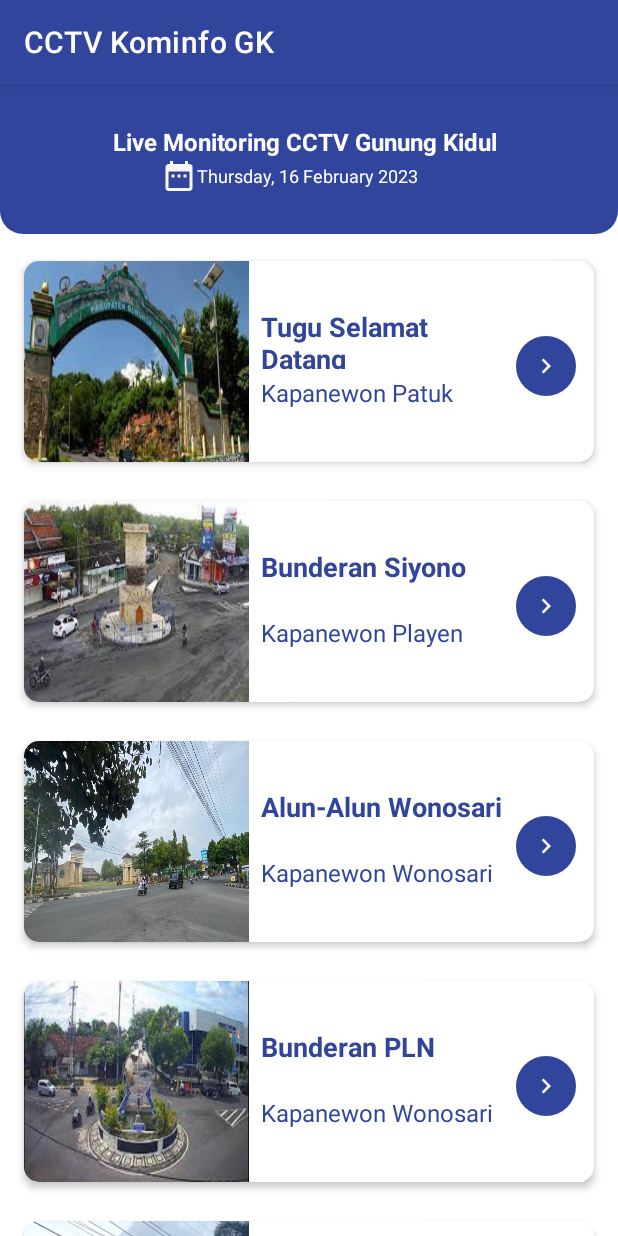
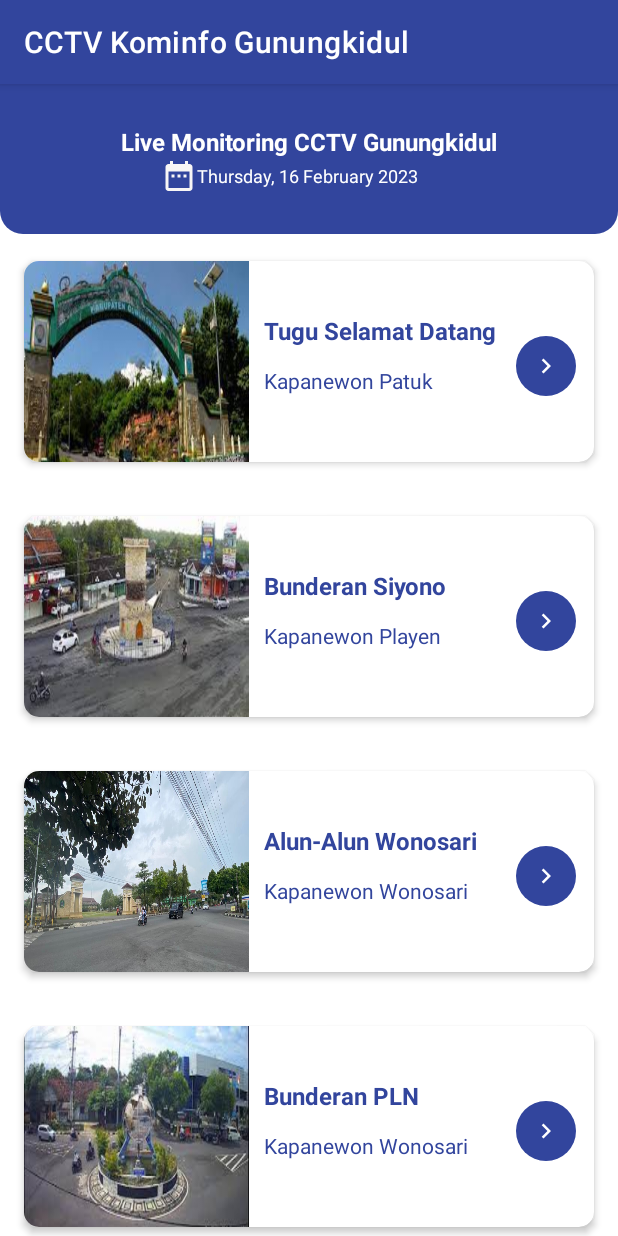
Before and after one commit to Magaretha14/CCTV2, an Android app: the screen it shows after launch (MainActivity), on a phone screen of 412 x 824 dp. Run offline under Robolectric (Android 15) with nearby library versions, the phone set to English and light mode, and no system bars.

Commit message:
final project

```diff
--- a/app/src/main/java/com/example/cctv2/MainActivity.java
+++ b/app/src/main/java/com/example/cctv2/MainActivity.java
@@ -16,7 +16,7 @@ public class MainActivity extends AppCompatActivity {
     RecyclerView recyclerview;
     TextView tvIni;
 
-    String s1[], s2[], link[];
+    String s1[], s2[];
     int img[] = {R.drawable.tugu_welcome_gk, R.drawable.bunderan_siyono, R.drawable.alun_wono, R.drawable.bunderan_pln,
             R.drawable.simpang4rsud, R.drawable.jalanbaronmulo, R.drawable.simpanggading,R.drawable.manthousplayen, R.drawable.pantaibaron, R.drawable.pantaikukup};
 
@@ -31,7 +31,7 @@ public class MainActivity extends AppCompatActivity {
         s2 = getResources().getStringArray(R.array.kapanewon);
         //link = getResources().getStringArray(R.array.linkVideo);
 
-        cctvAdapter cctvadap = new cctvAdapter(this, s1,s2,img, link);
+        cctvAdapter cctvadap = new cctvAdapter(this, s1,s2,img);
         recyclerview.setAdapter(cctvadap);
         recyclerview.setLayoutManager(new LinearLayoutManager(this));
 
--- a/app/src/main/java/com/example/cctv2/cctvAdapter.java
+++ b/app/src/main/java/com/example/cctv2/cctvAdapter.java
@@ -1,5 +1,6 @@
 package com.example.cctv2;
 
+import android.annotation.SuppressLint;
 import android.content.Context;
 import android.content.Intent;
 import android.view.LayoutInflater;
@@ -15,16 +16,15 @@ import androidx.recyclerview.widget.RecyclerView;
 
 public class cctvAdapter extends RecyclerView.Adapter<cctvAdapter.MyViewHolder> {
 
-    String data1[], data2[], videoUrl[];
+    String data1[], data2[];
     int images[];
     Context context;
 
-    public cctvAdapter(Context ct, String[] s1, String[] s2, int[] img, String[] link){
+    public cctvAdapter(Context ct, String[] s1, String[] s2, int[] img){
         context = ct;
         data1 = s1;
         data2 = s2;
         images = img;
-        //videoUrl = link;
 
     }
     @NonNull
@@ -36,30 +36,20 @@ public class cctvAdapter extends RecyclerView.Adapter<cctvAdapter.MyViewHolder>
     }
 
     @Override
-    public void onBindViewHolder(@NonNull MyViewHolder holder, int position) {
+    public void onBindViewHolder(@NonNull MyViewHolder holder, @SuppressLint("RecyclerView") int position) {
         holder.myText1.setText(data1[position]);
         holder.myText2.setText(data2[position]);
         holder.myImage.setImageResource(images[position]);
 
-        holder.itemView.setOnClickListener(new View.OnClickListener() {
+        holder.myCardview.setOnClickListener(new View.OnClickListener() {
             @Override
             public void onClick(View view) {
                 Intent intent = new Intent(context, ViewCCTV.class);
                 intent.putExtra("data1", data1[position]);
                 intent.putExtra("data2", data2[position]);
-                //intent.putExtra("videoUrl", videoUrl[position]);
-                //intent.putExtra("position",position);
                 context.startActivity(intent);
             }
         });
-
-        /*holder.myCardview.setOnClickListener(new View.OnClickListener() {
-            @Override
-            public void onClick(View view) {
-                Intent intent = new Intent(context, ViewCCTV.class);
-                context.startActivity(intent);
-            }
-        });*/
 
     }
 
--- a/app/src/main/res/layout/activity_main.xml
+++ b/app/src/main/res/layout/activity_main.xml
@@ -45,7 +45,7 @@
                     android:layout_width="match_parent"
                     android:layout_height="wrap_content"
                     android:gravity="center"
-                    android:text="Live Monitoring CCTV Gunung Kidul"
+                    android:text="Live Monitoring CCTV Gunungkidul"
                     android:textColor="@color/white"
                     android:textSize="16sp"
                     android:textStyle="bold" />
--- a/app/src/main/res/layout/my_row.xml
+++ b/app/src/main/res/layout/my_row.xml
@@ -1,5 +1,5 @@
 <?xml version="1.0" encoding="utf-8"?>
-<androidx.constraintlayout.widget.ConstraintLayout xmlns:android="http://schemas.android.com/apk/res/android"
+<LinearLayout xmlns:android="http://schemas.android.com/apk/res/android"
     xmlns:app="http://schemas.android.com/apk/res-auto"
     xmlns:tools="http://schemas.android.com/tools"
     android:orientation="vertical"
@@ -26,22 +26,27 @@
 
             <TextView
                 android:id="@+id/txAreacctv"
-                android:layout_width="159dp"
-                android:layout_height="43dp"
-                android:layout_alignParentStart="true"
-                android:layout_alignParentTop="true"
-                android:layout_alignParentEnd="true"
-                android:layout_alignParentBottom="true"
+                android:layout_width="wrap_content"
+                android:layout_height="wrap_content"
                 android:layout_gravity="center"
-                android:layout_marginStart="158dp"
-                android:layout_marginTop="31dp"
-                android:layout_marginEnd="58dp"
-                android:layout_marginBottom="62dp"
+                android:layout_marginStart="160dp"
+                android:layout_marginTop="35dp"
                 android:layout_weight="1"
-                android:text="Tugu Selamat Datang Gunungkidul"
+                android:text="Area CCTV"
                 android:textColor="@color/biru_tua"
-                android:textSize="18sp"
+                android:textSize="16sp"
                 android:textStyle="bold" />
+
+            <TextView
+                android:id="@+id/txKapanewon"
+                android:layout_width="wrap_content"
+                android:layout_height="wrap_content"
+                android:layout_marginStart="160dp"
+                android:layout_marginTop="70dp"
+                android:layout_weight="1"
+                android:text="Kapanewon CCTV"
+                android:textColor="@color/biru_tua"
+                android:textSize="14sp" />
 
             <ImageView
                 android:layout_width="40dp"
@@ -53,21 +58,6 @@
                 android:padding="10dp"
                 android:src="@drawable/ic_arrow"
                 app:tint="@color/white" />
-
-            <TextView
-                android:id="@+id/txKapanewon"
-                android:layout_width="wrap_content"
-                android:layout_height="wrap_content"
-                android:layout_alignParentStart="true"
-                android:layout_alignParentEnd="true"
-                android:layout_alignParentBottom="true"
-                android:layout_marginStart="158dp"
-                android:layout_marginTop="0dp"
-                android:layout_marginEnd="58dp"
-                android:layout_marginBottom="35dp"
-                android:text="Kapanewon Patuk"
-                android:textColor="@color/biru_tua"
-                android:textSize="16sp" />
 
 
         </RelativeLayout>
@@ -81,4 +71,4 @@
             android:src="@drawable/tugu_welcome_gk" />
 
     </androidx.cardview.widget.CardView>
-</androidx.constraintlayout.widget.ConstraintLayout>
+</LinearLayout>
```
Also changed, not shown: app/src/main/AndroidManifest.xml (+3 -6 lines), app/src/main/java/com/example/cctv2/ViewCCTV.java (+58 -51 lines), app/src/main/res/layout/activity_view_cctv.xml (+11 -70 lines).
